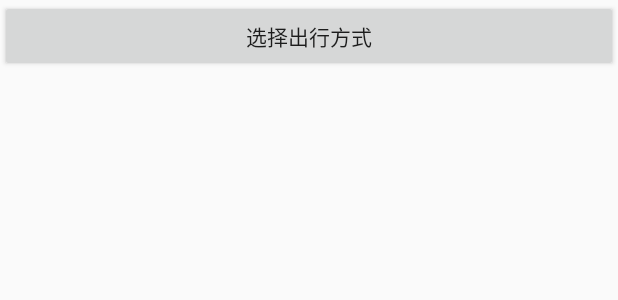
After one commit to TigerChain/DesignPattern, an Android app: the layout activity_strategy.xml on its own in the app's theme, with its tools: preview values and no code run, on a phone screen of 412 x 824 dp. The commit adds this screen. Shown: the top 300 px of the screen. Run offline under Robolectric (Android 15) with nearby library versions, the phone set to English and light mode, and no system bars.

Commit message:
'添加策略模式'

```diff
--- a/app/src/main/java/designpattern/jun/com/designpattern/MainActivity.java
+++ b/app/src/main/java/designpattern/jun/com/designpattern/MainActivity.java
@@ -14,6 +14,7 @@ import java.util.ArrayList;
 
 import designpattern.jun.com.designpattern.FactoryPatttern.SimpleFactory.SimpleFactoryMactivity;
 import designpattern.jun.com.designpattern.SingleTon.SingleTonActivity;
+import designpattern.jun.com.designpattern.Strategy.StrategyActivity;
 import designpattern.jun.com.designpattern.utils.IntentUtils;
 
 public class MainActivity extends AppCompatActivity {
@@ -37,6 +38,7 @@ public class MainActivity extends AppCompatActivity {
     private void initData() {
         datas.add("简单工厂模式");
         datas.add("单例模式") ;
+        datas.add("策略模式") ;
     }
 
     private void initView() {
@@ -56,6 +58,9 @@ public class MainActivity extends AppCompatActivity {
                         break ;
                     case 1:
                         IntentUtils.jumpTo(MainActivity.this,SingleTonActivity.class,null);
+                        break ;
+                    case 2:
+                        IntentUtils.jumpTo(MainActivity.this,StrategyActivity.class,null);
                         break ;
                     default:
                         break;
--- /dev/null
+++ b/app/src/main/res/layout/activity_strategy.xml
@@ -0,0 +1,22 @@
+<?xml version="1.0" encoding="utf-8"?>
+<LinearLayout xmlns:android="http://schemas.android.com/apk/res/android"
+    android:layout_width="match_parent"
+    android:layout_height="match_parent"
+    android:orientation="vertical">
+
+
+    <Button
+        android:id="@+id/btn_select_method"
+        android:layout_width="match_parent"
+        android:layout_height="wrap_content"
+        android:text="选择出行方式"/>
+
+
+    <TextView
+        android:id="@+id/tv_travel_result"
+        android:layout_width="wrap_content"
+        android:layout_height="wrap_content"
+        android:textSize="18sp"/>
+
+
+</LinearLayout>
```
Also changed, not shown: app/src/main/AndroidManifest.xml (+11 -5 lines), app/src/main/java/designpattern/jun/com/designpattern/Strategy/ITravelStrategy.java (added, +10 -0 lines), app/src/main/java/designpattern/jun/com/designpattern/Strategy/StrategyActivity.java (added, +80 -0 lines), app/src/main/java/designpattern/jun/com/designpattern/Strategy/TravelByBus.java (added, +16 -0 lines), app/src/main/java/designpattern/jun/com/designpattern/Strategy/TravelByPlane.java (added, +16 -0 lines), app/src/main/java/designpattern/jun/com/designpattern/Strategy/TravelByTrain.java (added, +16 -0 lines), app/src/main/java/designpattern/jun/com/designpattern/Strategy/TravelContext.java (added, +22 -0 lines).
